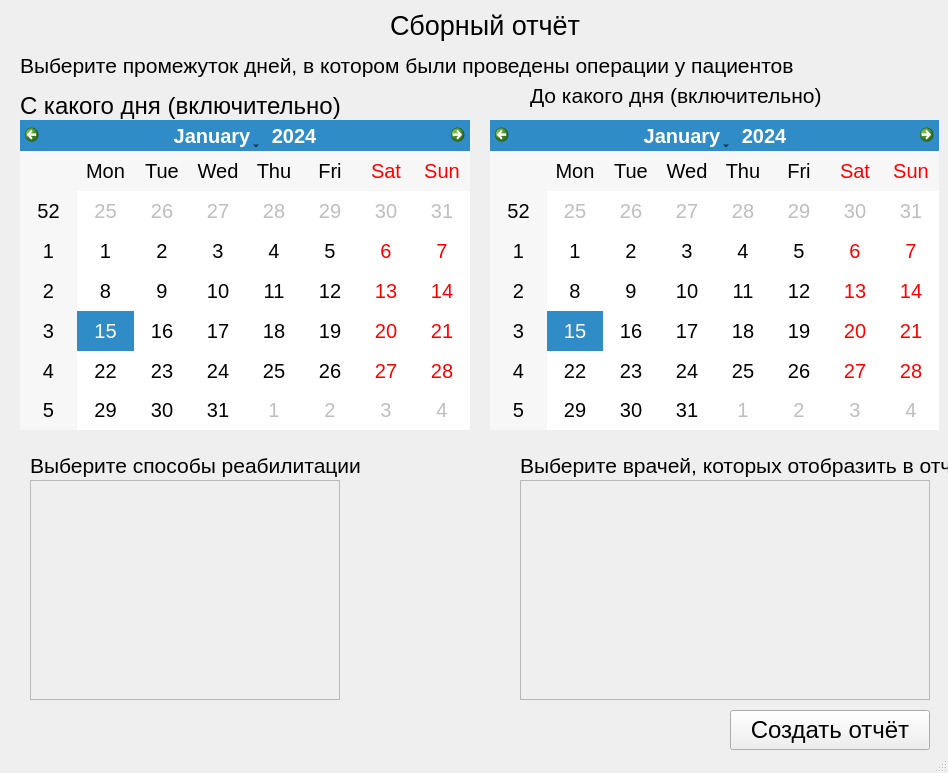
PolkovnikovPavel/collection_lfk, file data/design/report_5.ui: the form before one commit.
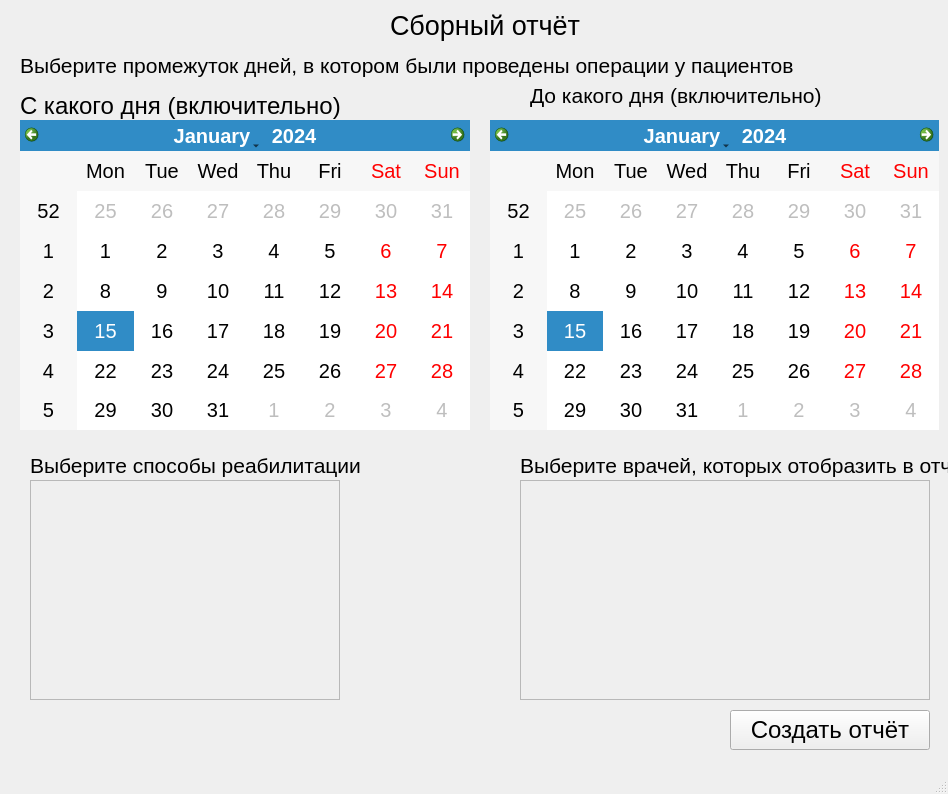
The form after the commit.

The edit to the form file:
```diff
--- a/data/design/report_5.ui
+++ b/data/design/report_5.ui
@@ -7,7 +7,7 @@
     <x>0</x>
     <y>0</y>
     <width>948</width>
-    <height>773</height>
+    <height>794</height>
    </rect>
   </property>
   <property name="windowTitle">
```
Left out of the diff: 2 changed lines with no effect on the pictures.
